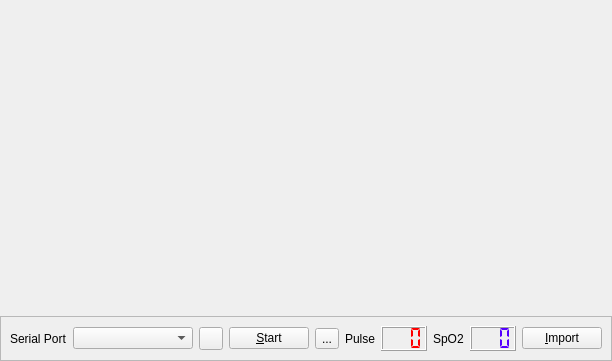
Before: the Qt Designer form oximetry.ui in sbonaime/sleepyhead-code., drawn with Qt 5.
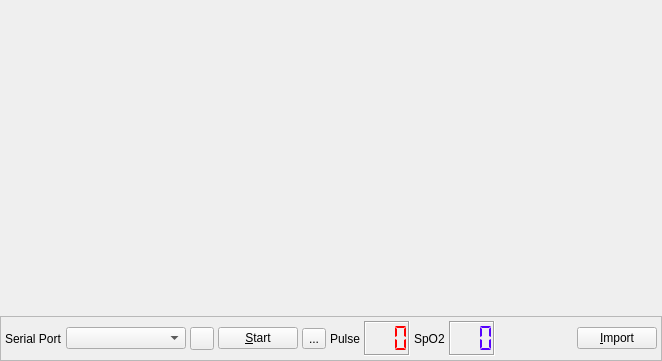
After: the same form once the commit is applied. Icons and pictures are not drawn.

```diff
--- a/oximetry.ui
+++ b/oximetry.ui
@@ -6,7 +6,7 @@
    <rect>
     <x>0</x>
     <y>0</y>
-    <width>554</width>
+    <width>662</width>
     <height>361</height>
    </rect>
   </property>
@@ -51,6 +51,12 @@
       <enum>QFrame::Raised</enum>
      </property>
      <layout class="QHBoxLayout" name="horizontalLayout">
+      <property name="spacing">
+       <number>4</number>
+      </property>
+      <property name="margin">
+       <number>4</number>
+      </property>
       <item>
        <widget class="QLabel" name="label">
         <property name="text">
@@ -152,6 +158,12 @@
           </disabled>
          </palette>
         </property>
+        <property name="frameShape">
+         <enum>QFrame::Box</enum>
+        </property>
+        <property name="frameShadow">
+         <enum>QFrame::Sunken</enum>
+        </property>
         <property name="numDigits">
          <number>3</number>
         </property>
@@ -212,6 +224,9 @@
           </disabled>
          </palette>
         </property>
+        <property name="frameShadow">
+         <enum>QFrame::Sunken</enum>
+        </property>
         <property name="numDigits">
          <number>3</number>
         </property>
```
